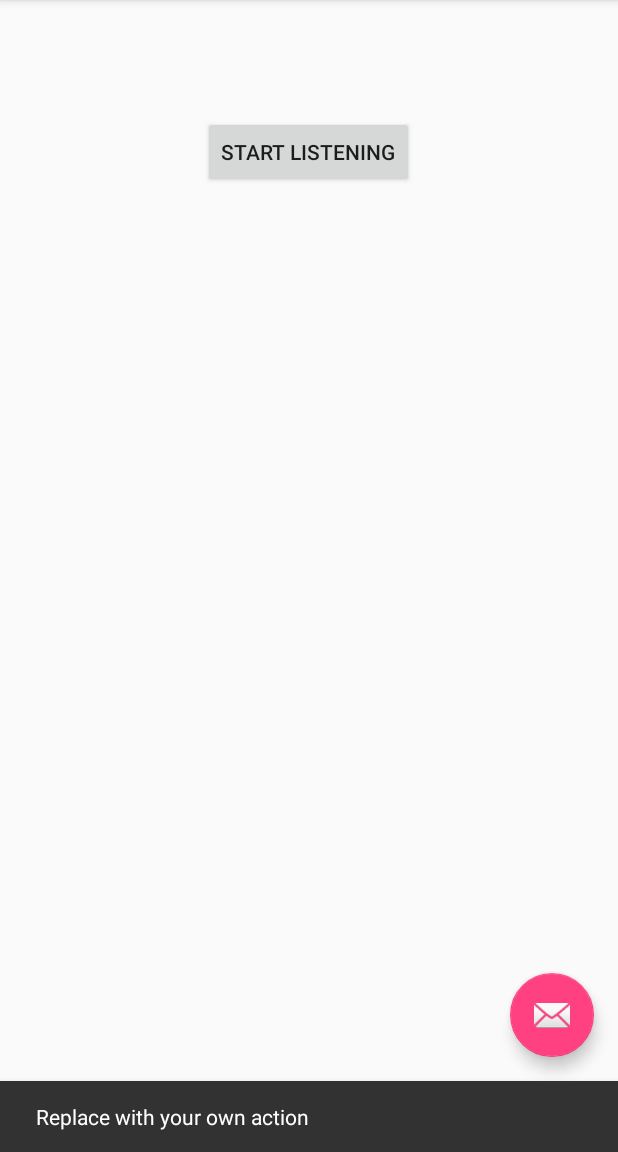
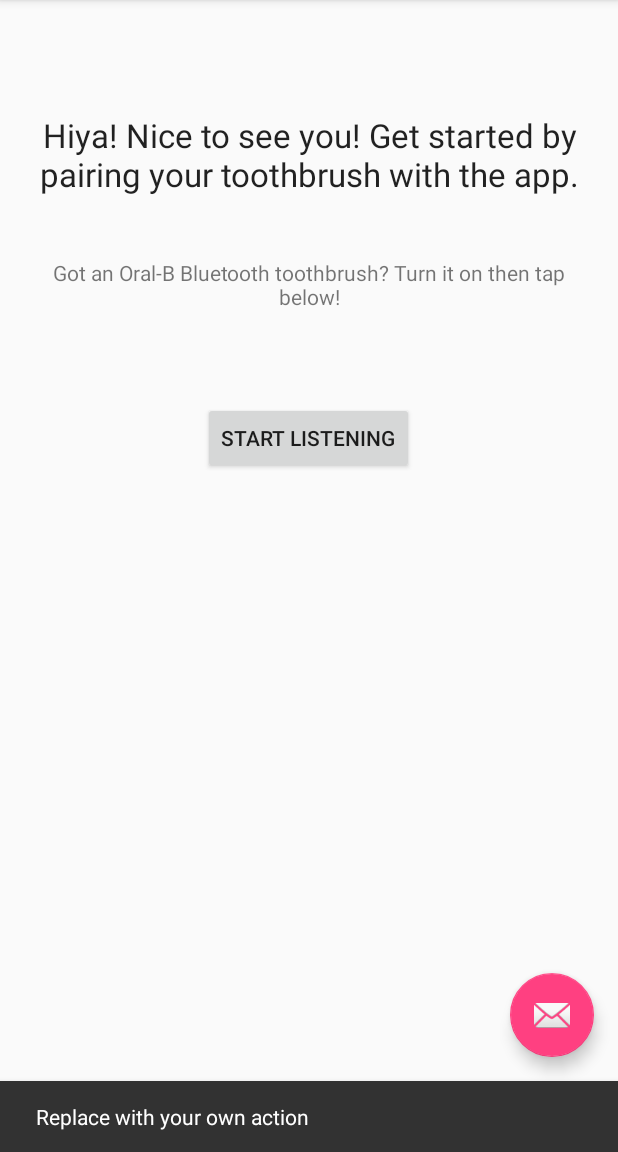
Before and after one commit to skytreader/nefarious-smiles, an Android app: the SmilesActivity screen opened directly, with no data from a screen before it, after a tap on an icon or button, on a phone screen of 412 x 824 dp, the part 84-1236 px from its top. Run offline under Robolectric (Android 15) with nearby library versions, the phone set to English and light mode, and no system bars; libraries missing offline, so code that uses them is left out: com.oralb.sdk; 4 statements that could not run were skipped.

Commit message:
Add some spice.

```diff
--- a/app/src/main/java/net/skytreader/kode/smiles/SmilesActivity.java
+++ b/app/src/main/java/net/skytreader/kode/smiles/SmilesActivity.java
@@ -100,4 +100,6 @@ public class SmilesActivity extends AppCompatActivity {
         //Toast t = Toast.makeText(context, "resume listening", Toast.LENGTH_SHORT);
         //t.show();
     }
+
+
 }
--- a/app/src/main/res/layout/content_smiles.xml
+++ b/app/src/main/res/layout/content_smiles.xml
@@ -15,8 +15,30 @@
         android:layout_height="wrap_content"
         android:text="Start Listening"
         android:id="@+id/button3"
+        android:layout_marginTop="137dp"
+        android:onClick="startListening"
+        android:layout_below="@+id/textView2"
+        android:layout_centerHorizontal="true" />
+
+    <TextView
+        android:layout_width="wrap_content"
+        android:layout_height="wrap_content"
+        android:textAppearance="?android:attr/textAppearanceLarge"
+        android:text="@string/welcome_text"
+        android:id="@+id/textView2"
         android:layout_alignParentTop="true"
         android:layout_centerHorizontal="true"
-        android:layout_marginTop="61dp"
-        android:onClick="startListening" />
+        android:layout_marginTop="59dp"
+        android:textAlignment="center" />
+
+    <TextView
+        android:layout_width="wrap_content"
+        android:layout_height="wrap_content"
+        android:textAppearance="?android:attr/textAppearanceSmall"
+        android:text="@string/welcome_instructions"
+        android:id="@+id/textView3"
+        android:layout_below="@+id/textView2"
+        android:layout_centerHorizontal="true"
+        android:layout_marginTop="41dp"
+        android:textAlignment="center" />
 </RelativeLayout>
--- a/app/src/main/res/values/strings.xml
+++ b/app/src/main/res/values/strings.xml
@@ -23,4 +23,6 @@
         completions."
     </string>
     <string name="title_activity_smiles">SmilesActivity</string>
+    <string name="welcome_text">Hiya! Nice to see you! Get started by pairing your toothbrush with the app.</string>
+    <string name="welcome_instructions">Got an Oral-B Bluetooth toothbrush? Turn it on then tap below!</string>
 </resources>
```
